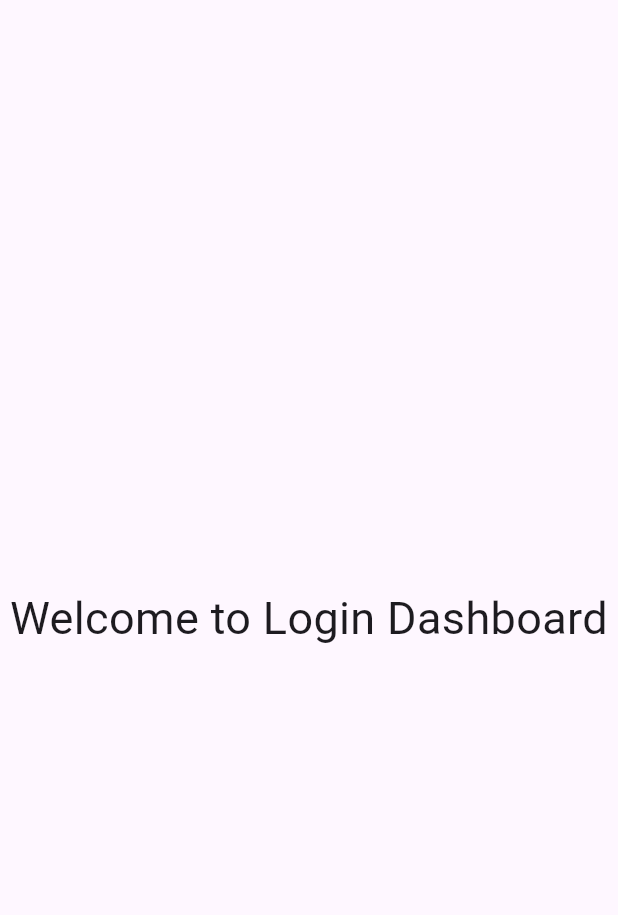
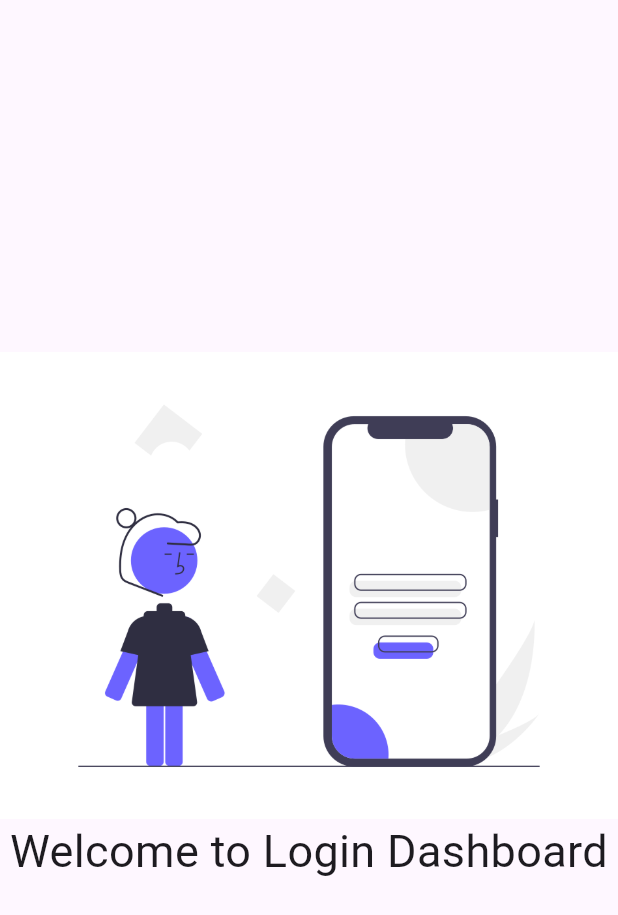
Before and after one commit to Piyush8092/Flutter, a Flutter app: the screen it shows after launch, on a phone screen of 412 x 824 dp. Shown: the top 915 px of the screen. Run offline on Flutter 3.47's test engine with Material 3 defaults, Android fonts, the phone set to English and light mode, and no system bars.

Commit message:
first commit

```diff
--- a/login_form/lib/main.dart
+++ b/login_form/lib/main.dart
@@ -1,4 +1,5 @@
 import 'package:flutter/material.dart';
+import 'package:login_form/image.dart';
 import './screen/login.dart';
 
 void main() {
--- a/login_form/lib/screen/login.dart
+++ b/login_form/lib/screen/login.dart
@@ -9,10 +9,11 @@ class LoginScreen extends StatelessWidget {
         child: SafeArea(
           child: Form(
             key: _form,
-            child: const Column(
+            child: Column(
               mainAxisAlignment: MainAxisAlignment.center,
               crossAxisAlignment: CrossAxisAlignment.stretch,
               children: [
+                Image.asset("assets/image/1.png"),
                 Text(
                   "Welcome to Login Dashboard",
                   textAlign: TextAlign.center,
```
Also changed, not shown: login_form/lib/image.dart (added, +14 -0 lines), login_form/pubspec.yaml (+3 -4 lines), login_form/assets/image/1.png (added).
